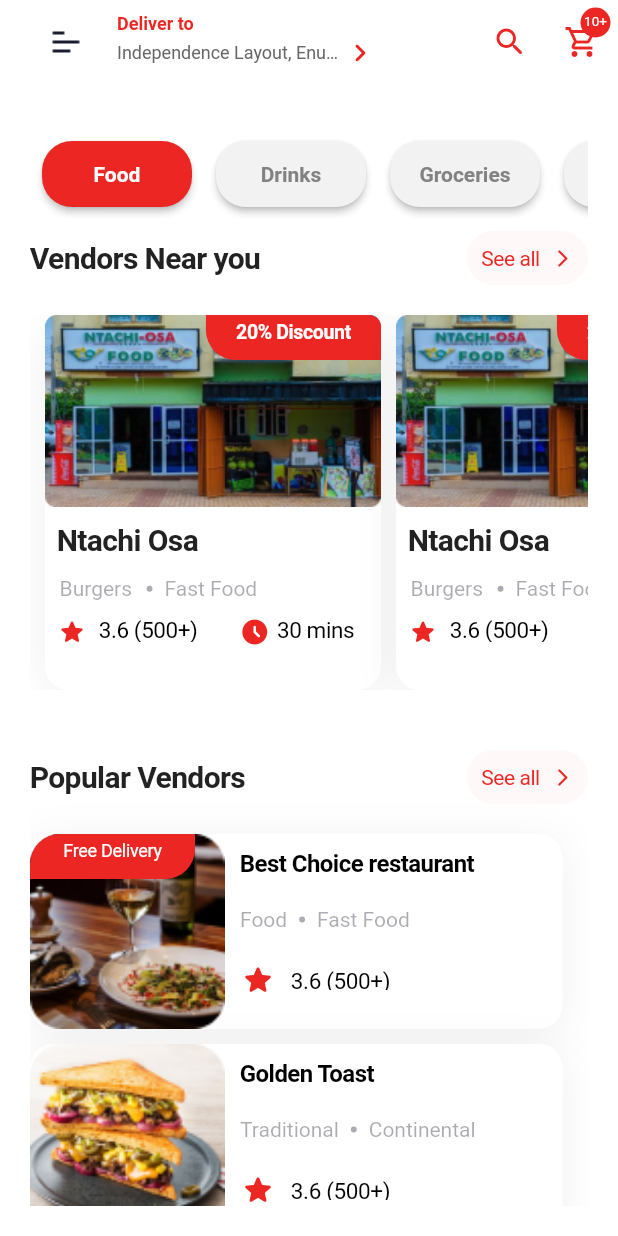
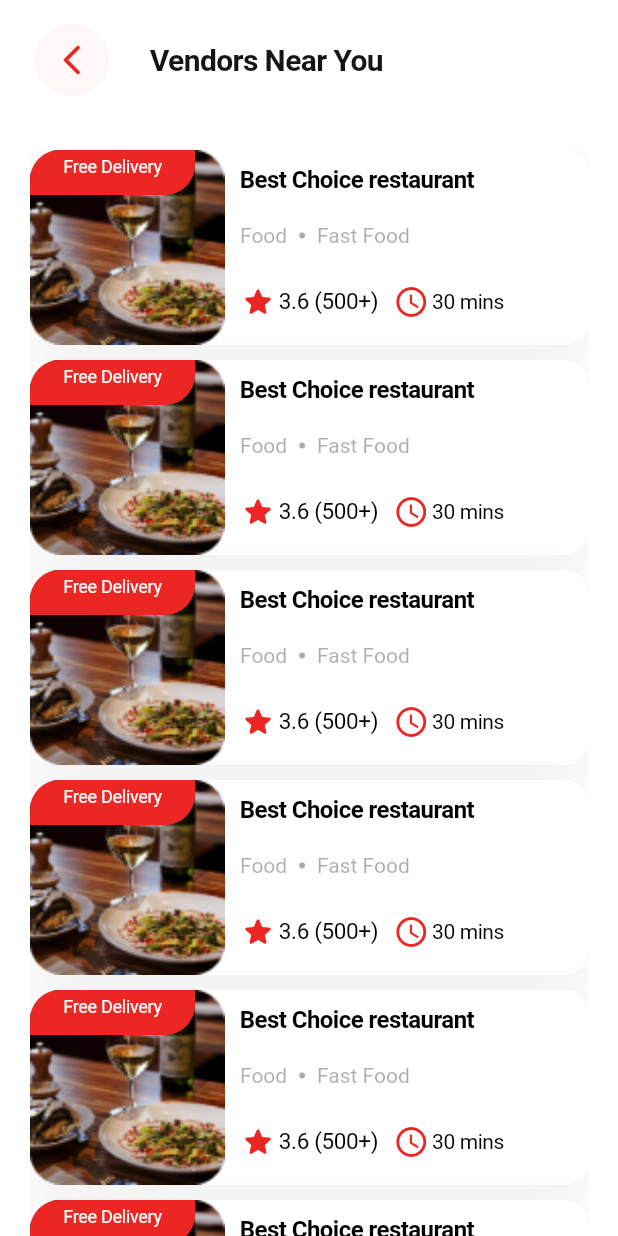
Before and after one commit to bomach-group-company/benji_user, a Flutter app: the screen it shows after launch, after a tap on "See all", on a phone screen of 412 x 824 dp. Run offline on Flutter 3.47's test engine with Material 2 defaults, Android fonts, the phone set to English and light mode, and no system bars; our stand-ins replace csc_picker, firebase_core, flutter_pw_validator, flutter_spinkit, get, google_fonts and 4 more; accounts and stored records are empty; Roboto replaces fonts that are missing (Sen); project files that could hold a hidden picture were left out.

Commit message:
added popular vendors and vendors near you

```diff
--- a/lib/app/home/home.dart
+++ b/lib/app/home/home.dart
@@ -18,6 +18,8 @@ import '../orders/order history.dart';
 import '../profile/edit profile.dart';
 import '../screens/login.dart';
 import '../send package/send package.dart';
+import '../vendor/popular_vendors.dart';
+import '../vendor/vendors_near_you.dart';
 import 'home drawer.dart';
 
 class Home extends StatefulWidget {
@@ -364,7 +366,13 @@ class _HomeState extends State<Home> {
                     children: [
                       SeeAllContainer(
                         title: "Vendors Near you",
-                        onPressed: () {},
+                        onPressed: () {
+                          Navigator.of(context).push(
+                            MaterialPageRoute(
+                              builder: (context) => VendorsNearYou(),
+                            ),
+                          );
+                        },
                       ),
                       kSizedBox,
                       HomePageVendorsCard(),
@@ -373,7 +381,13 @@ class _HomeState extends State<Home> {
                       ),
                       SeeAllContainer(
                         title: "Popular Vendors",
-                        onPressed: () {},
+                        onPressed: () {
+                          Navigator.of(context).push(
+                            MaterialPageRoute(
+                              builder: (context) => PopularVendors(),
+                            ),
+                          );
+                        },
                       ),
                       kSizedBox,
                       SizedBox(
--- /dev/null
+++ b/lib/app/vendor/vendors_near_you.dart
@@ -0,0 +1,56 @@
+import 'package:flutter/material.dart';
+
+import '../../src/common_widgets/home popular vendors card.dart';
+import '../../src/providers/constants.dart';
+import '../../src/common_widgets/my appbar.dart';
+import '../../theme/colors.dart';
+
+class VendorsNearYou extends StatefulWidget {
+  const VendorsNearYou({super.key});
+
+  @override
+  State<VendorsNearYou> createState() => _VendorsNearYouState();
+}
+
+class _VendorsNearYouState extends State<VendorsNearYou> {
+  @override
+  Widget build(BuildContext context) {
+    return Scaffold(
+      backgroundColor: kPrimaryColor,
+      appBar: MyAppBar(
+        elevation: 0.0,
+        title: "Vendors Near You ",
+        toolbarHeight: 80,
+        backgroundColor: kPrimaryColor,
+        actions: [],
+      ),
+      body: SafeArea(
+        maintainBottomViewPadding: true,
+        child: Container(
+          margin: EdgeInsets.only(
+            top: kDefaultPadding,
+            left: kDefaultPadding,
+            right: kDefaultPadding,
+          ),
+          child: ListView.builder(
+            itemCount: 10,
+            itemBuilder: (BuildContext context, int index) {
+              return PopularVendorsCard(
+                distance: '46 mins',
+                onTap: () {},
+                cardImage: 'best-choice-restaurant.png',
+                bannerColor: kAccentColor,
+                bannerText: "Free Delivery",
+                vendorName: "Best Choice restaurant",
+                food: "Food",
+                category: "Fast Food",
+                rating: "3.6",
+                noOfUsersRated: "500",
+              );
+            },
+          ),
+        ),
+      ),
+    );
+  }
+}
--- a/lib/main.dart
+++ b/lib/main.dart
@@ -8,6 +8,8 @@ import 'package:get/get.dart';
 
 import 'app/favorite/favorite.dart';
 import 'app/orders/track order.dart';
+import 'app/vendor/popular_vendors.dart';
+import 'app/vendor/vendors_near_you.dart';
 
 // import 'app/home/home.dart';
 
--- a/lib/src/common_widgets/home popular vendors card.dart
+++ b/lib/src/common_widgets/home popular vendors card.dart
@@ -13,6 +13,7 @@ class PopularVendorsCard extends StatelessWidget {
       noOfUsersRated,
       bannerText;
   final Color bannerColor;
+  final String distance;
   const PopularVendorsCard({
     super.key,
     required this.onTap,
@@ -24,6 +25,7 @@ class PopularVendorsCard extends StatelessWidget {
     required this.cardImage,
     required this.bannerColor,
     required this.bannerText,
+    this.distance = '',
   });
 
   @override
@@ -180,29 +182,22 @@ class PopularVendorsCard extends StatelessWidget {
                   ),
                   kSizedBox,
                   Container(
+                    padding: EdgeInsets.only(
+                      top: 4,
+                    ),
                     child: Row(
-                      mainAxisSize: MainAxisSize.min,
-                      mainAxisAlignment: MainAxisAlignment.start,
-                      crossAxisAlignment: CrossAxisAlignment.start,
+                      mainAxisAlignment: MainAxisAlignment.spaceBetween,
                       children: [
-                        Container(
-                          width: 24,
-                          height: 24,
-                          child: Icon(
+                        Row(
+                          children: [
+                            Icon(
                               Icons.star_rounded,
                               color: kAccentColor,
                             ),
+                            SizedBox(
+                              width: kDefaultPadding / 10,
                             ),
-                        SizedBox(
-                          width: kDefaultPadding / 2,
-                        ),
-                        Container(
-                          width: 81,
-                          height: 19,
-                          padding: EdgeInsets.only(
-                            top: 4,
-                          ),
-                          child: Text(
+                            Text(
                               "$rating ($noOfUsersRated+)",
                               style: TextStyle(
                                 color: Colors.black,
@@ -211,7 +206,32 @@ class PopularVendorsCard extends StatelessWidget {
                                 letterSpacing: -0.24,
                               ),
                             ),
+                          ],
                         ),
+                        kHalfWidthSizedBox,
+                        distance != ''
+                            ? Row(
+                                children: [
+                                  Icon(
+                                    Icons.watch_later_outlined,
+                                    color: kAccentColor,
+                                  ),
+                                  SizedBox(
+                                    width: kDefaultPadding / 10,
+                                  ),
+                                  Text(
+                                    '30 mins',
+                                    style: TextStyle(
+                                      color: Colors.black,
+                                      fontSize: 14,
+                                      fontFamily: 'Sen',
+                                      fontWeight: FontWeight.w400,
+                                      letterSpacing: -0.28,
+                                    ),
+                                  ),
+                                ],
+                              )
+                            : SizedBox(),
                       ],
                     ),
                   ),
```
Also changed, not shown: lib/app/vendor/popular_vendors.dart (added, +55 -0 lines). Lines whose indentation alone changed are shown as unchanged.
